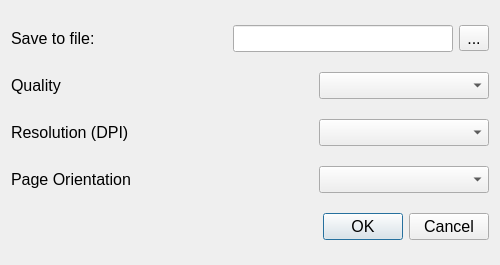
Before: the Qt Designer form src/forms/dialogexportpdf.ui in socnetv/app, drawn with Qt 5.
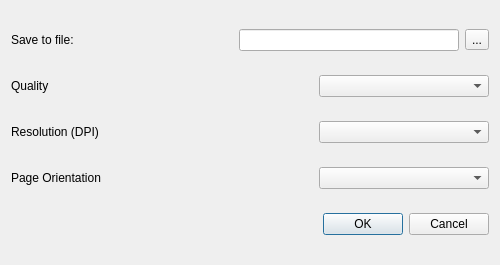
After: the same form once the commit is applied.

Commit message: fixed pointsizes in macos

```diff
--- a/src/forms/dialogexportpdf.ui
+++ b/src/forms/dialogexportpdf.ui
@@ -30,11 +30,6 @@
     <layout class="QHBoxLayout" name="horizontalLayout_24">
      <item>
       <widget class="QLabel" name="label_23">
-       <property name="font">
-        <font>
-         <pointsize>12</pointsize>
-        </font>
-       </property>
        <property name="text">
         <string>Page Orientation</string>
        </property>
@@ -45,7 +40,6 @@
        <property name="font">
         <font>
          <family>DejaVu Sans</family>
-         <pointsize>12</pointsize>
         </font>
        </property>
        <property name="orientation">
@@ -73,11 +67,6 @@
          <height>0</height>
         </size>
        </property>
-       <property name="font">
-        <font>
-         <pointsize>12</pointsize>
-        </font>
-       </property>
        <property name="toolTip">
         <string>&lt;!DOCTYPE HTML PUBLIC &quot;-//W3C//DTD HTML 4.0//EN&quot; &quot;http://www.w3.org/TR/REC-html40/strict.dtd&quot;&gt;
 &lt;html&gt;&lt;head&gt;&lt;meta name=&quot;qrichtext&quot; content=&quot;1&quot; /&gt;&lt;style type=&quot;text/css&quot;&gt;
@@ -95,11 +84,6 @@
     <layout class="QHBoxLayout" name="horizontalLayout">
      <item>
       <widget class="QLabel" name="label">
-       <property name="font">
-        <font>
-         <pointsize>12</pointsize>
-        </font>
-       </property>
        <property name="text">
         <string>Save to file:</string>
        </property>
@@ -107,11 +91,6 @@
      </item>
      <item>
       <spacer name="horizontalSpacer">
-       <property name="font">
-        <font>
-         <pointsize>12</pointsize>
-        </font>
-       </property>
        <property name="orientation">
         <enum>Qt::Horizontal</enum>
        </property>
@@ -131,11 +110,6 @@
          <height>0</height>
         </size>
        </property>
-       <property name="font">
-        <font>
-         <pointsize>12</pointsize>
-        </font>
-       </property>
        <property name="toolTip">
         <string>&lt;html&gt;&lt;head/&gt;&lt;body&gt;&lt;p&gt;&lt;span style=&quot; font-weight:600;&quot;&gt;PDF filename&lt;/span&gt;&lt;/p&gt;&lt;p&gt;The path and the filename of the PDF. &lt;/p&gt;&lt;p&gt;Click the button on the right to select a new filename.&lt;/p&gt;&lt;p&gt;&lt;br/&gt;&lt;/p&gt;&lt;/body&gt;&lt;/html&gt;</string>
        </property>
@@ -146,11 +120,6 @@
      </item>
      <item>
       <widget class="QToolButton" name="fileDirSelectButton">
-       <property name="font">
-        <font>
-         <pointsize>12</pointsize>
-        </font>
-       </property>
        <property name="cursor">
         <cursorShape>PointingHandCursor</cursorShape>
        </property>
@@ -171,11 +140,6 @@
     <layout class="QHBoxLayout" name="horizontalLayout_25">
      <item>
       <widget class="QLabel" name="label_24">
-       <property name="font">
-        <font>
-         <pointsize>12</pointsize>
-        </font>
-       </property>
        <property name="text">
         <string>Quality</string>
        </property>
@@ -186,7 +150,6 @@
        <property name="font">
         <font>
          <family>DejaVu Sans</family>
-         <pointsize>12</pointsize>
         </font>
        </property>
        <property name="orientation">
@@ -214,11 +177,6 @@
          <height>0</height>
         </size>
        </property>
-       <property name="font">
-        <font>
-         <pointsize>12</pointsize>
-        </font>
-       </property>
        <property name="toolTip">
         <string>&lt;!DOCTYPE HTML PUBLIC &quot;-//W3C//DTD HTML 4.0//EN&quot; &quot;http://www.w3.org/TR/REC-html40/strict.dtd&quot;&gt;
 &lt;html&gt;&lt;head&gt;&lt;meta name=&quot;qrichtext&quot; content=&quot;1&quot; /&gt;&lt;style type=&quot;text/css&quot;&gt;
@@ -245,11 +203,6 @@
    </item>
    <item row="4" column="0">
     <widget class="QDialogButtonBox" name="buttonBox">
-     <property name="font">
-      <font>
-       <pointsize>12</pointsize>
-      </font>
-     </property>
      <property name="orientation">
       <enum>Qt::Horizontal</enum>
      </property>
@@ -262,11 +215,6 @@
     <layout class="QHBoxLayout" name="horizontalLayout_22">
      <item>
       <widget class="QLabel" name="label_21">
-       <property name="font">
-        <font>
-         <pointsize>12</pointsize>
-        </font>
-       </property>
        <property name="text">
         <string>Resolution (DPI)</string>
        </property>
@@ -277,7 +225,6 @@
        <property name="font">
         <font>
          <family>DejaVu Sans</family>
-         <pointsize>12</pointsize>
         </font>
        </property>
        <property name="orientation">
@@ -305,11 +252,6 @@
          <height>0</height>
         </size>
        </property>
-       <property name="font">
-        <font>
-         <pointsize>12</pointsize>
-        </font>
-       </property>
        <property name="toolTip">
         <string>&lt;!DOCTYPE HTML PUBLIC &quot;-//W3C//DTD HTML 4.0//EN&quot; &quot;http://www.w3.org/TR/REC-html40/strict.dtd&quot;&gt;
 &lt;html&gt;&lt;head&gt;&lt;meta name=&quot;qrichtext&quot; content=&quot;1&quot; /&gt;&lt;style type=&quot;text/css&quot;&gt;
```
The commit also changes 15 other files.
